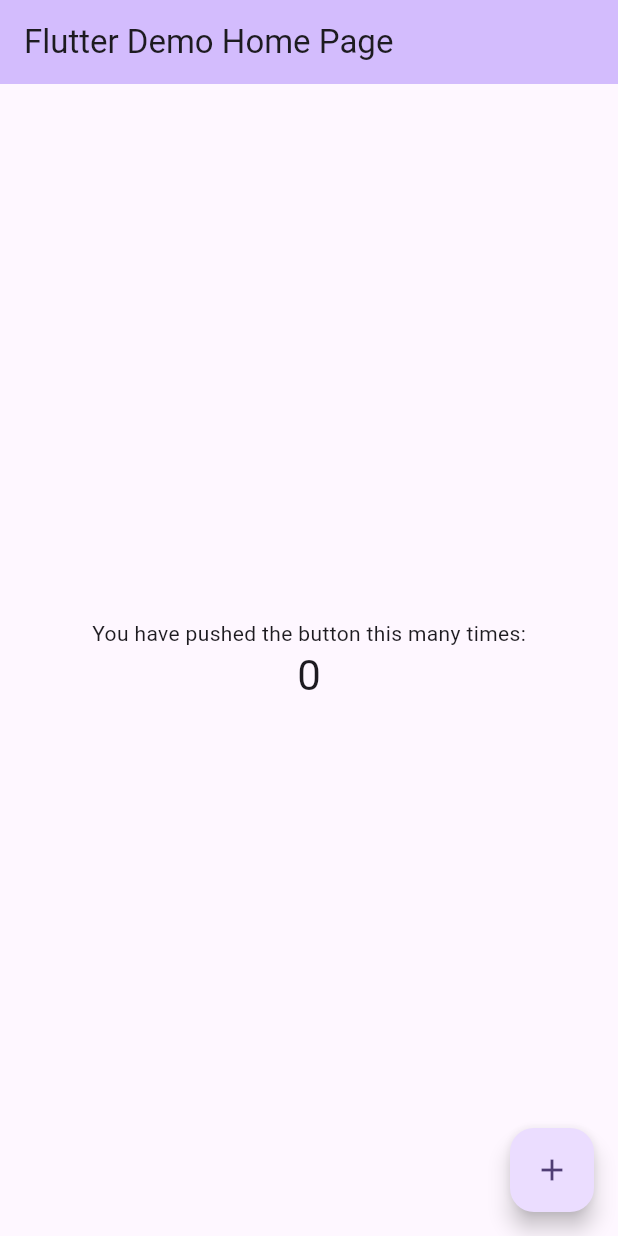
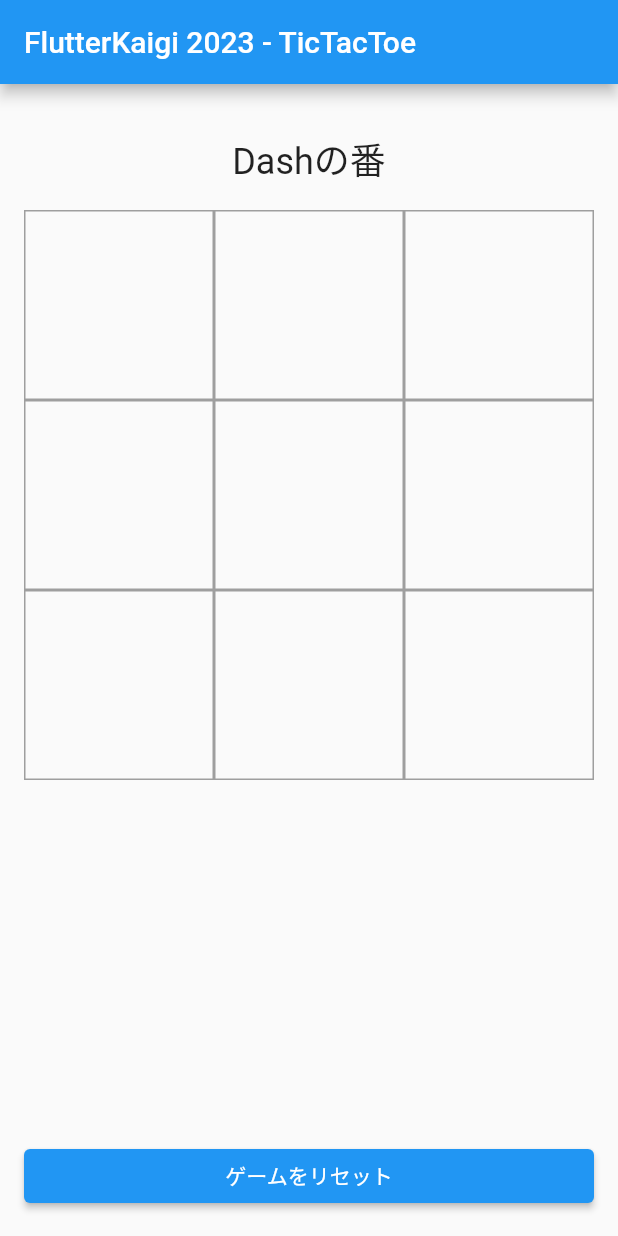
Before and after one commit to H-Miura-fms/riverpod_tic_tac_toe, a Flutter app: the screen it shows after launch, on a phone screen of 412 x 824 dp. Run offline on Flutter 3.47's test engine with Material 2 defaults, Android fonts, the phone set to English and light mode, and no system bars.

Commit message:
UI作成

```diff
--- a/lib/main.dart
+++ b/lib/main.dart
@@ -1,4 +1,6 @@
 import 'package:flutter/material.dart';
+
+import '../view/board.dart';
 
 void main() {
   runApp(const MyApp());
@@ -13,113 +15,16 @@
     return MaterialApp(
       title: 'Flutter Demo',
       theme: ThemeData(
-        // This is the theme of your application.
-        //
-        // TRY THIS: Try running your application with "flutter run". You'll see
-        // the application has a blue toolbar. Then, without quitting the app,
-        // try changing the seedColor in the colorScheme below to Colors.green
-        // and then invoke "hot reload" (save your changes or press the "hot
-        // reload" button in a Flutter-supported IDE, or press "r" if you used
-        // the command line to start the app).
-        //
-        // Notice that the counter didn't reset back to zero; the application
-        // state is not lost during the reload. To reset the state, use hot
-        // restart instead.
-        //
-        // This works for code too, not just values: Most code changes can be
-        // tested with just a hot reload.
-        colorScheme: ColorScheme.fromSeed(seedColor: Colors.deepPurple),
-        useMaterial3: true,
+        primarySwatch: Colors.blue,
+        //colorScheme: ColorScheme.fromSeed(seedColor: Colors.deepPurple),
+        //useMaterial3: true,
       ),
-      home: const MyHomePage(title: 'Flutter Demo Home Page'),
+      home: Scaffold(
+        appBar: AppBar(
+          title: const Text('FlutterKaigi 2023 - TicTacToe'),
+        ),
+        body: const Board(),
+      ),
     );
   }
 }
-
-class MyHomePage extends StatefulWidget {
-  const MyHomePage({super.key, required this.title});
-
-  // This widget is the home page of your application. It is stateful, meaning
-  // that it has a State object (defined below) that contains fields that affect
-  // how it looks.
-
-  // This class is the configuration for the state. It holds the values (in this
-  // case the title) provided by the parent (in this case the App widget) and
-  // used by the build method of the State. Fields in a Widget subclass are
-  // always marked "final".
-
-  final String title;
-
-  @override
-  State<MyHomePage> createState() => _MyHomePageState();
-}
-
-class _MyHomePageState extends State<MyHomePage> {
-  int _counter = 0;
-
-  void _incrementCounter() {
-    setState(() {
-      // This call to setState tells the Flutter framework that something has
-      // changed in this State, which causes it to rerun the build method below
-      // so that the display can reflect the updated values. If we changed
-      // _counter without calling setState(), then the build method would not be
-      // called again, and so nothing would appear to happen.
-      _counter++;
-    });
-  }
-
-  @override
-  Widget build(BuildContext context) {
-    // This method is rerun every time setState is called, for instance as done
-    // by the _incrementCounter method above.
-    //
-    // The Flutter framework has been optimized to make rerunning build methods
-    // fast, so that you can just rebuild anything that needs updating rather
-    // than having to individually change instances of widgets.
-    return Scaffold(
-      appBar: AppBar(
-        // TRY THIS: Try changing the color here to a specific color (to
-        // Colors.amber, perhaps?) and trigger a hot reload to see the AppBar
-        // change color while the other colors stay the same.
-        backgroundColor: Theme.of(context).colorScheme.inversePrimary,
-        // Here we take the value from the MyHomePage object that was created by
-        // the App.build method, and use it to set our appbar title.
-        title: Text(widget.title),
-      ),
-      body: Center(
-        // Center is a layout widget. It takes a single child and positions it
-        // in the middle of the parent.
-        child: Column(
-          // Column is also a layout widget. It takes a list of children and
-          // arranges them vertically. By default, it sizes itself to fit its
-          // children horizontally, and tries to be as tall as its parent.
-          //
-          // Column has various properties to control how it sizes itself and
-          // how it positions its children. Here we use mainAxisAlignment to
-          // center the children vertically; the main axis here is the vertical
-          // axis because Columns are vertical (the cross axis would be
-          // horizontal).
-          //
-          // TRY THIS: Invoke "debug painting" (choose the "Toggle Debug Paint"
-          // action in the IDE, or press "p" in the console), to see the
-          // wireframe for each widget.
-          mainAxisAlignment: MainAxisAlignment.center,
-          children: <Widget>[
-            const Text(
-              'You have pushed the button this many times:',
-            ),
-            Text(
-              '$_counter',
-              style: Theme.of(context).textTheme.headlineMedium,
-            ),
-          ],
-        ),
-      ),
-      floatingActionButton: FloatingActionButton(
-        onPressed: _incrementCounter,
-        tooltip: 'Increment',
-        child: const Icon(Icons.add),
-      ), // This trailing comma makes auto-formatting nicer for build methods.
-    );
-  }
-}
--- /dev/null
+++ b/lib/view/board.dart
@@ -0,0 +1,99 @@
+// 三目並べのページビュー
+import 'package:flutter/material.dart';
+
+import '../model/tic_tac_toe.dart';
+
+class Board extends StatefulWidget {
+  const Board({super.key});
+
+  @override
+  State<Board> createState() => _BoardState();
+}
+
+class _BoardState extends State<Board> {
+  TicTacToe ticTacToe = TicTacToe.start(playerX: 'Dash', playerO: 'Sparky');
+
+  String _statusMessage(TicTacToe ticTacToe) {
+    //三目並べ盤面状況から、勝利者を判定
+    final winner = ticTacToe.getWinner();
+
+    //三目並べ盤面状況から、引き分けを判定
+    final isDraw = ticTacToe.isDraw();
+
+    if (winner.isNotEmpty) {
+      return '$winnerの勝ち';
+    } else if (isDraw) {
+      return '引き分けです';
+    } else {
+      //勝利も引き分けでもないので、次の指し手を依頼
+      return '${ticTacToe.currentPlayer}の番';
+    }
+  }
+
+  @override
+  Widget build(BuildContext context) {
+    return Padding(
+      padding: const EdgeInsets.all(16),
+      child: Column(
+        children: [
+          Padding(
+            padding: const EdgeInsets.all(16),
+            child: Text(
+              _statusMessage(ticTacToe),
+              style: Theme.of(context).textTheme.headlineSmall,
+            ),
+          ),
+          Expanded(
+            child: GridView.builder(
+              gridDelegate:
+                  //横方向のマス個数（３個）
+                  const SliverGridDelegateWithFixedCrossAxisCount(
+                      crossAxisCount: 3),
+              //縦横のマス個数（３×３）
+              itemCount: 9,
+              itemBuilder: (context, index) {
+                final row = index ~/ 3;
+                final col = index % 3;
+                //○× または空文字列を返す。
+                final mark = ticTacToe.board[row][col];
+                return GestureDetector(
+                  onTap: () {
+                    setState(() {
+                      final winner = ticTacToe.getWinner();
+                      if (mark.isEmpty && winner.isEmpty) {
+                        ticTacToe = ticTacToe.placeMark(row, col);
+                      }
+                    });
+                  },
+                  child: Container(
+                    decoration: BoxDecoration(
+                      border: Border.all(color: Colors.grey),
+                    ),
+                    child: Center(
+                      child: Text(
+                        mark,
+                        style: const TextStyle(fontSize: 32),
+                      ),
+                    ),
+                  ),
+                );
+              },
+            ),
+          ),
+          // ゲーム・リセットボタン
+          SizedBox(
+            width: double.infinity,
+            child: ElevatedButton(
+              onPressed: () {
+                setState(() {
+                  ticTacToe = ticTacToe.resetBoard();
+                });
+              },
+              child: const Text('ゲームをリセット'),
+            ),
+          ),
+        ],
+      ),
+    );
+  }
+}
```
